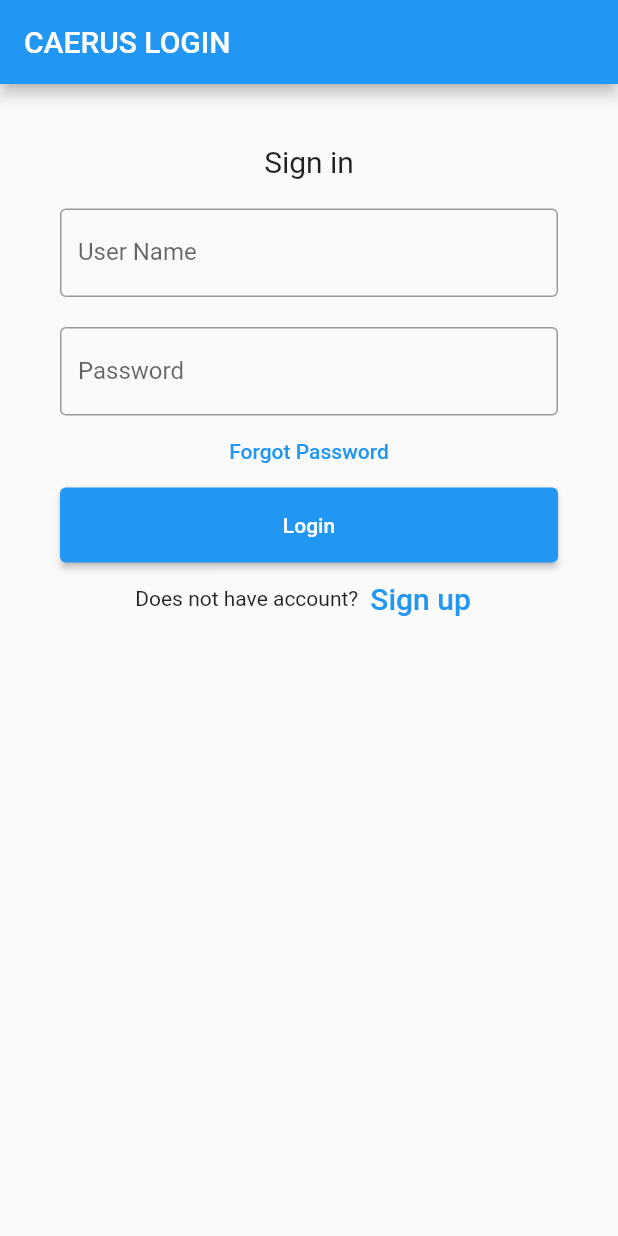
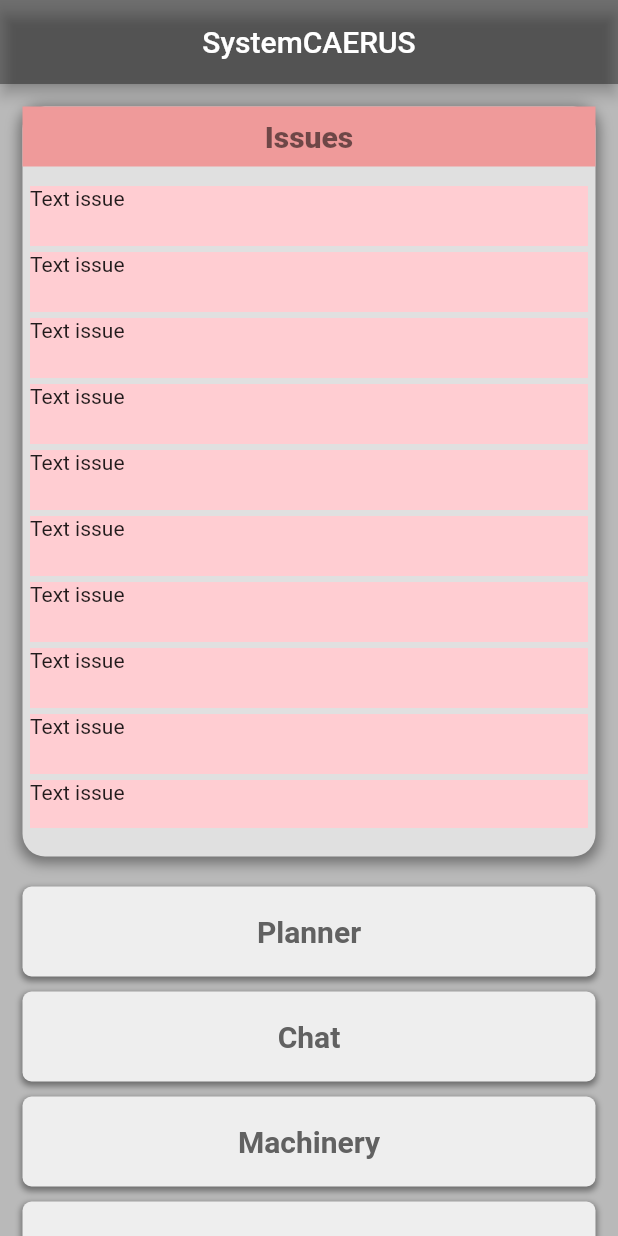
Before and after one commit to janithlahirukariyawasam/CAERUS-mobile, a Flutter app: the screen it shows after launch, on a phone screen of 412 x 824 dp. Run offline on Flutter 3.47's test engine with Material 2 defaults, Android fonts, the phone set to English and light mode, and no system bars.

Commit message:
added main page

```diff
--- /dev/null
+++ b/lib/Views/MainPage.dart
@@ -0,0 +1,371 @@
+import 'package:flutter/material.dart';
+
+class MainPage extends StatefulWidget {
+  const MainPage({Key? key}) : super(key: key);
+
+  @override
+  State<MainPage> createState() => _MainPageState();
+}
+
+class _MainPageState extends State<MainPage> {
+  @override
+  Widget build(BuildContext context) {
+    return Scaffold(
+      appBar: AppBar(
+          backgroundColor: Colors.black54,
+          title: Center(
+            child: Text(
+              'SystemCAERUS',
+              style: TextStyle(),
+            ),
+          )),
+      body: SingleChildScrollView(
+        child: Container(
+          color: Colors.black26,
+          child: Column(
+            crossAxisAlignment: CrossAxisAlignment.stretch,
+            children: [
+              Padding(
+                padding: const EdgeInsets.all(15.0),
+                child: Container(
+                  decoration: BoxDecoration(
+                    color: Colors.grey.shade300,
+                    borderRadius: BorderRadius.circular(15),
+                    boxShadow: [
+                      BoxShadow(
+                        color: Colors.grey.shade900
+                            .withOpacity(0.5), //color of shadow
+                        spreadRadius: 2, //spread radius
+                        blurRadius: 7, // blur radius
+                        offset: Offset(0, 2), // changes position of shadow
+                        //first paramerter of offset is left-right
+                        //second parameter is top to down
+                      ),
+                      //you can set more BoxShadow() here
+                    ],
+                  ),
+                  child: Column(
+                    crossAxisAlignment: CrossAxisAlignment.stretch,
+                    children: [
+                      Container(
+                        child: Container(
+                          color: Colors.red.shade200,
+                          height: 40,
+                          child: Center(
+                            child: Text(
+                              'Issues',
+                              style: TextStyle(
+                                fontSize: 20,
+                                fontWeight: FontWeight.w800,
+                                color: Colors.black54,
+                              ),
+                            ),
+                          ),
+                        ),
+                      ),
+                      SizedBox(
+                        height: 8,
+                      ),
+                      Padding(
+                          padding: const EdgeInsets.all(3.0),
+                          child: Container(
+                            height: 430,
+                            child: ListView(
+                              children: [
+                                Padding(
+                                  padding: const EdgeInsets.all(2.0),
+                                  child: Container(
+                                    height: 40,
+                                    color: Colors.red.shade100,
+                                    child: Text("Text issue"),
+                                  ),
+                                ),
+                                Padding(
+                                  padding: const EdgeInsets.all(2.0),
+                                  child: Container(
+                                    height: 40,
+                                    color: Colors.red.shade100,
+                                    child: Text("Text issue"),
+                                  ),
+                                ),
+                                Padding(
+                                  padding: const EdgeInsets.all(2.0),
+                                  child: Container(
+                                    height: 40,
+                                    color: Colors.red.shade100,
+                                    child: Text("Text issue"),
+                                  ),
+                                ),
+                                Padding(
+                                  padding: const EdgeInsets.all(2.0),
+                                  child: Container(
+                                    height: 40,
+                                    color: Colors.red.shade100,
+                                    child: Text("Text issue"),
+                                  ),
+                                ),
+                                Padding(
+                                  padding: const EdgeInsets.all(2.0),
+                                  child: Container(
+                                    height: 40,
+                                    color: Colors.red.shade100,
+                                    child: Text("Text issue"),
+                                  ),
+                                ),
+                                Padding(
+                                  padding: const EdgeInsets.all(2.0),
+                                  child: Container(
+                                    height: 40,
+                                    color: Colors.red.shade100,
+                                    child: Text("Text issue"),
+                                  ),
+                                ),
+                                Padding(
+                                  padding: const EdgeInsets.all(2.0),
+                                  child: Container(
+                                    height: 40,
+                                    color: Colors.red.shade100,
+                                    child: Text("Text issue"),
+                                  ),
+                                ),
+                                Padding(
+                                  padding: const EdgeInsets.all(2.0),
+                                  child: Container(
+                                    height: 40,
+                                    color: Colors.red.shade100,
+                                    child: Text("Text issue"),
+                                  ),
+                                ),
+                                Padding(
+                                  padding: const EdgeInsets.all(2.0),
+                                  child: Container(
+                                    height: 40,
+                                    color: Colors.red.shade100,
+                                    child: Text("Text issue"),
+                                  ),
+                                ),
+                                Padding(
+                                  padding: const EdgeInsets.all(2.0),
+                                  child: Container(
+                                    height: 40,
+                                    color: Colors.red.shade100,
+                                    child: Text("Text issue"),
+                                  ),
+                                ),
+                                Padding(
+                                  padding: const EdgeInsets.all(2.0),
+                                  child: Container(
+                                    height: 40,
+                                    color: Colors.red.shade100,
+                                    child: Text("Text issue"),
+                                  ),
+                                ),
+                                Padding(
+                                  padding: const EdgeInsets.all(2.0),
+                                  child: Container(
+                                    height: 40,
+                                    color: Colors.red.shade100,
+                                    child: Text("Text issue"),
+                                  ),
+                                ),
+                                Padding(
+                                  padding: const EdgeInsets.all(2.0),
+                                  child: Container(
+                                    height: 40,
+                                    color: Colors.red.shade100,
+                                    child: Text("Text issue"),
+                                  ),
+                                ),
+                              ],
+                            ),
+                          )),
+                    ],
+                  ),
+                  height: 500,
+                ),
+              ),
+              Padding(
+                padding: const EdgeInsets.fromLTRB(15, 5, 15, 5),
+                child: Container(
+                  height: 60,
+                  child: Center(child: Text("Planner",style: TextStyle(
+                    fontSize: 20,
+                    color: Colors.grey.shade700,
+                    fontWeight: FontWeight.w600,
+                  ),)),
+                  decoration: BoxDecoration(
+                      color: Colors.grey.shade200,
+                      borderRadius: BorderRadius.circular(6),
+                      boxShadow:  [
+                        BoxShadow(
+                          color: Colors.grey.shade900.withOpacity(0.5), //color of shadow
+                          spreadRadius: 1, //spread radius
+                          blurRadius: 3, // blur radius
+                          offset: Offset(0, 2), // changes position of shadow
+                          //first paramerter of offset is left-right
+                          //second parameter is top to down
+                        ),
+                        //you can set more BoxShadow() here
+                      ],
+                ),
+              ),),
+              Padding(
+                padding: const EdgeInsets.fromLTRB(15, 5, 15, 5),
+                child: Container(
+                  height: 60,
+                  child: Center(child: Text("Chat",style: TextStyle(
+                    fontSize: 20,
+                    color: Colors.grey.shade700,
+                    fontWeight: FontWeight.w600,
+                  ),)),
+                  decoration: BoxDecoration(
+                    color: Colors.grey.shade200,
+                    borderRadius: BorderRadius.circular(6),
+                    boxShadow:  [
+                      BoxShadow(
+                        color: Colors.grey.shade900.withOpacity(0.5), //color of shadow
+                        spreadRadius: 1, //spread radius
+                        blurRadius: 3, // blur radius
+                        offset: Offset(0, 2), // changes position of shadow
+                        //first paramerter of offset is left-right
+                        //second parameter is top to down
+                      ),
+                      //you can set more BoxShadow() here
+                    ],
+                  ),
+                ),),
+              Padding(
+                padding: const EdgeInsets.fromLTRB(15, 5, 15, 5),
+                child: Container(
+                  height: 60,
+                  child: Center(child: Text("Machinery",style: TextStyle(
+                    fontSize: 20,
+                    color: Colors.grey.shade700,
+                    fontWeight: FontWeight.w600,
+                  ),)),
+                  decoration: BoxDecoration(
+                    color: Colors.grey.shade200,
+                    borderRadius: BorderRadius.circular(6),
+                    boxShadow:  [
+                      BoxShadow(
+                        color: Colors.grey.shade900.withOpacity(0.5), //color of shadow
+                        spreadRadius: 1, //spread radius
+                        blurRadius: 3, // blur radius
+                        offset: Offset(0, 2), // changes position of shadow
+                        //first paramerter of offset is left-right
+                        //second parameter is top to down
+                      ),
+                      //you can set more BoxShadow() here
+                    ],
+                  ),
+                ),),
+              Padding(
+                padding: const EdgeInsets.fromLTRB(15, 5, 15, 5),
+                child: Container(
+                  height: 60,
+                  child: Center(child: Text("Equipment",style: TextStyle(
+                    fontSize: 20,
+                    color: Colors.grey.shade700,
+                    fontWeight: FontWeight.w600,
+                  ),)),
+                  decoration: BoxDecoration(
+                    color: Colors.grey.shade200,
+                    borderRadius: BorderRadius.circular(6),
+                    boxShadow:  [
+                      BoxShadow(
+                        color: Colors.grey.shade900.withOpacity(0.5), //color of shadow
+                        spreadRadius: 1, //spread radius
+                        blurRadius: 3, // blur radius
+                        offset: Offset(0, 2), // changes position of shadow
+                        //first paramerter of offset is left-right
+                        //second parameter is top to down
+                      ),
+                      //you can set more BoxShadow() here
+                    ],
+                  ),
+                ),),
+              Padding(
+                padding: const EdgeInsets.fromLTRB(15, 5, 15, 5),
+                child: Container(
+                  height: 60,
+                  child: Center(child: Text("Factory  Map",style: TextStyle(
+                    fontSize: 20,
+                    color: Colors.grey.shade700,
+                    fontWeight: FontWeight.w600,
+                  ),)),
+                  decoration: BoxDecoration(
+                    color: Colors.grey.shade200,
+                    borderRadius: BorderRadius.circular(6),
+                    boxShadow:  [
+                      BoxShadow(
+                        color: Colors.grey.shade900.withOpacity(0.5), //color of shadow
+                        spreadRadius: 1, //spread radius
+                        blurRadius: 3, // blur radius
+                        offset: Offset(0, 2), // changes position of shadow
+                        //first paramerter of offset is left-right
+                        //second parameter is top to down
+                      ),
+                      //you can set more BoxShadow() here
+                    ],
+                  ),
+                ),),
+              Padding(
+                padding: const EdgeInsets.fromLTRB(15, 5, 15, 5),
+                child: Container(
+                  height: 60,
+                  child: Center(child: Text("Notice Board",style: TextStyle(
+                    fontSize: 20,
+                    color: Colors.grey.shade700,
+                    fontWeight: FontWeight.w600,
+                  ),)),
+                  decoration: BoxDecoration(
+                    color: Colors.grey.shade200,
+                    borderRadius: BorderRadius.circular(6),
+                    boxShadow:  [
+                      BoxShadow(
+                        color: Colors.grey.shade900.withOpacity(0.5), //color of shadow
+                        spreadRadius: 1, //spread radius
+                        blurRadius: 3, // blur radius
+                        offset: Offset(0, 2), // changes position of shadow
+                        //first paramerter of offset is left-right
+                        //second parameter is top to down
+                      ),
+                      //you can set more BoxShadow() here
+                    ],
+                  ),
+                ),),
+              Padding(
+                padding: const EdgeInsets.fromLTRB(15, 5, 15, 5),
+                child: Container(
+                  height: 60,
+                  child: Center(child: Text("My Profile",style: TextStyle(
+                    fontSize: 20,
+                    color: Colors.grey.shade700,
+                    fontWeight: FontWeight.w600,
+                  ),)),
+                  decoration: BoxDecoration(
+                    color: Colors.grey.shade200,
+                    borderRadius: BorderRadius.circular(6),
+                    boxShadow:  [
+                      BoxShadow(
+                        color: Colors.grey.shade900.withOpacity(0.5), //color of shadow
+                        spreadRadius: 1, //spread radius
+                        blurRadius: 3, // blur radius
+                        offset: Offset(0, 2), // changes position of shadow
+                        //first paramerter of offset is left-right
+                        //second parameter is top to down
+                      ),
+                      //you can set more BoxShadow() here
+                    ],
+                  ),
+                ),),
+              SizedBox(
+                height: 30,
+              )
+            ],
+          ),
+        ),
+      ),
+    );
+  }
+}
--- a/lib/Views/SplashScreen.dart
+++ b/lib/Views/SplashScreen.dart
@@ -1,7 +1,6 @@
 import 'package:caerus/main.dart';
 import 'package:flutter/material.dart';
-
-import 'UserAuthentication/MainLoginScreen.dart';
+import 'package:caerus/Views/MainPage.dart';
 class Splash extends StatefulWidget {
   const Splash({Key? key}) : super(key: key);
 
@@ -18,11 +17,12 @@ class _SplashState extends State<Splash> {
 
   _navigatetologin()async{
     await Future.delayed(Duration(seconds: 2),(){});
-    Navigator.pushReplacement(context, MaterialPageRoute(builder: (context) => MainLoginScreen()));
+    Navigator.pushReplacement(context, MaterialPageRoute(builder: (context) => MainPage()));
   }
 
   Widget build(BuildContext context) {
     return Scaffold(
+      backgroundColor: Colors.white60,
       body: Center(
         child: Column(
           mainAxisAlignment: MainAxisAlignment.center,
--- a/lib/Views/UserAuthentication/MainLoginScreen.dart
+++ /dev/null
@@ -1,96 +0,0 @@
-import 'package:caerus/Views/UserAuthentication/SignUpScreen.dart';
-import 'package:flutter/material.dart';
-
-class MainLoginScreen extends StatefulWidget {
-  const MainLoginScreen({Key? key}) : super(key: key);
-
-  @override
-  State<MainLoginScreen> createState() => _MyStatefulWidgetState();
-}
-
-class _MyStatefulWidgetState extends State<MainLoginScreen> {
-  @override
-  Widget build(BuildContext context) {
-    return Scaffold(
-      appBar: AppBar(
-        title:  Text("CAERUS LOGIN"),
-      ),
-      body: Padding(
-        padding: const EdgeInsets.all(30),
-        child: Column(
-          children: [
-            Expanded(
-              child: ListView(
-                shrinkWrap: true,
-                children: <Widget>[
-                  Container(
-                    alignment: Alignment.center,
-                    padding: const EdgeInsets.all(10),
-                    child: const Text(
-                      'Sign in',
-                      style: TextStyle(fontSize: 20),
-                    ),
-                  ),
-                  Container(
-                    padding: const EdgeInsets.all(10),
-                    child: TextField(
-                      decoration: const InputDecoration(
-                        border: OutlineInputBorder(),
-                        labelText: 'User Name',
-                      ),
-                    ),
-                  ),
-                  Container(
-                    padding: const EdgeInsets.fromLTRB(10, 10, 10, 0),
-                    child: TextField(
-                      obscureText: true,
-                      decoration: const InputDecoration(
-                        border: OutlineInputBorder(),
-                        labelText: 'Password',
-                      ),
-                    ),
-                  ),
-                  TextButton(
-                    onPressed: () {
-                      //forgot password screen
-                    },
-                    child: const Text(
-                      'Forgot Password',
-                    ),
-                  ),
-                  Container(
-                    height: 50,
-                    padding: const EdgeInsets.fromLTRB(10, 0, 10, 0),
-                    child: ElevatedButton(
-                      child: const Text('Login'),
-                      onPressed: () {
-                        //print(nameController.text);
-                        //print(passwordController.text);
-                      },
-                    ),
-                  ),
-                  Row(
-                    children: <Widget>[
-                      const Text('Does not have account?'),
-                      TextButton(
-                        child: const Text(
-                          'Sign up',
-                          style: TextStyle(fontSize: 20),
-                        ),
-                        onPressed: () {
-                          Navigator.push(context, MaterialPageRoute(builder: (context) => SignUpScreen()));
-                          //signup screen
-                        },
-                      )
-                    ],
-                    mainAxisAlignment: MainAxisAlignment.center,
-                  ),
-                ],
-              ),
-            ),
-          ],
-        ),
-      ),
-    );
-  }
-}
--- a/lib/Views/UserAuthentication/SignUpScreen.dart
+++ /dev/null
@@ -1,81 +0,0 @@
-import 'package:flutter/material.dart';
-
-class SignUpScreen extends StatefulWidget {
-  const SignUpScreen({Key? key}) : super(key: key);
-
-  @override
-  State<SignUpScreen> createState() => _MyStatefulWidgetState();
-}
-
-class _MyStatefulWidgetState extends State<SignUpScreen> {
-  @override
-  Widget build(BuildContext context) {
-    return Scaffold(
-      appBar: AppBar(
-        title: Center(child: Text("CAERUS Sign Up")),
-      ),
-      body: Padding(
-        padding: const EdgeInsets.all(30),
-        child: Column(
-          children: [
-            Expanded(
-              child: ListView(
-                shrinkWrap: true,
-                children: <Widget>[
-                  Container(
-                    alignment: Alignment.center,
-                    padding: const EdgeInsets.all(10),
-                    child: const Text(
-                      'Sign Up',
-                      style: TextStyle(fontSize: 20),
-                    ),
-                  ),
-                  Container(
-                    padding: const EdgeInsets.all(10),
-                    child: TextField(
-                      decoration: const InputDecoration(
-                        border: OutlineInputBorder(),
-                        labelText: 'User Name',
-                      ),
-                    ),
-                  ),
-                  Container(
-                    padding: const EdgeInsets.fromLTRB(10, 10, 10, 0),
-                    child: TextField(
-                      obscureText: true,
-                      decoration: const InputDecoration(
-                        border: OutlineInputBorder(),
-                        labelText: 'Password',
-                      ),
-                    ),
-                  ),
-                  Container(
-                    padding: const EdgeInsets.fromLTRB(10, 10, 10, 0),
-                    child: TextField(
-                      obscureText: true,
-                      decoration: const InputDecoration(
-                        border: OutlineInputBorder(),
-                        labelText: 'Password',
-                      ),
-                    ),
-                  ),
-                  Container(
-                    height: 50,
-                    padding: const EdgeInsets.fromLTRB(10, 10, 10, 0),
-                    child: ElevatedButton(
-                      child: const Text('Sign Up'),
-                      onPressed: () {
-                        //print(nameController.text);
-                        //print(passwordController.text);
-                      },
-                    ),
-                  ),
-                ],
-              ),
-            ),
-          ],
-        ),
-      ),
-    );
-  }
-}
--- a/lib/main.dart
+++ b/lib/main.dart
@@ -1,7 +1,11 @@
 import 'package:caerus/Views/SplashScreen.dart';
 import 'package:flutter/material.dart';
+import 'package:flutter/services.dart';
 
 void main() {
+  WidgetsFlutterBinding.ensureInitialized();
+  SystemChrome.setPreferredOrientations
+    ([DeviceOrientation.portraitUp]);
   runApp(const MyApp());
 }
 
```
Also changed, not shown: lib/Views/Dashboards/EmployeeDashboard.dart (deleted), lib/Views/Dashboards/GeneralAdminDashboard.dart (deleted), lib/Views/Dashboards/SuperAdminDashboard.dart (deleted).
